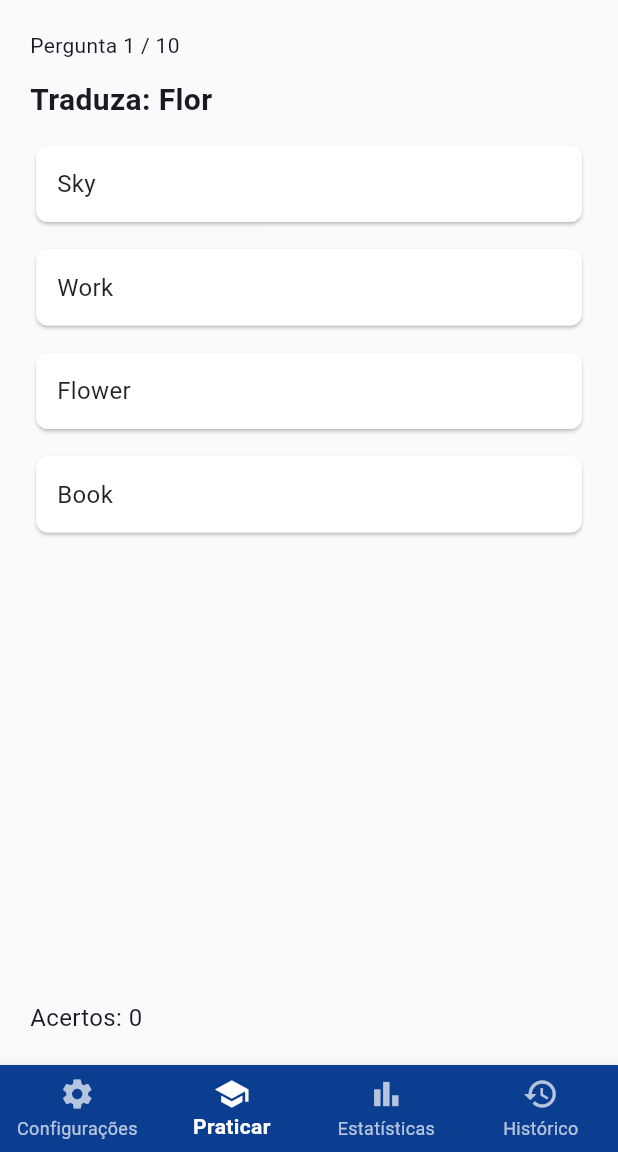
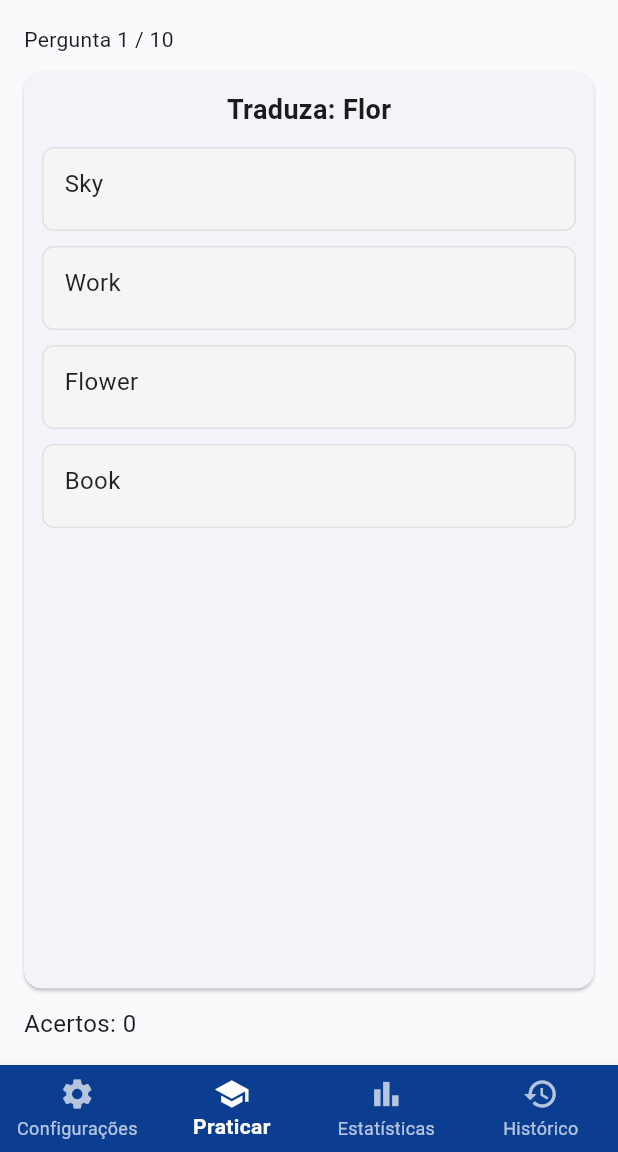
Before and after one commit to alexandresantosrn/flutter-app-project, a Flutter app: the screen it shows after launch, item 2 of the bottom bar chosen, on a phone screen of 412 x 824 dp, the part 84-1236 px from its top. Run offline on Flutter 3.47's test engine with Material 3 defaults, Android fonts, the phone set to English and light mode, and no system bars; our stand-ins replace logger, shared_preferences, sqflite; accounts and stored records are empty.

Commit message:
fixing horizontal view.

```diff
--- a/flutter_app_project/lib/pages/practice_page.dart
+++ b/flutter_app_project/lib/pages/practice_page.dart
@@ -197,17 +197,20 @@ class _PracticePageState extends State<PracticePage> {
       final pct = _scorePercent();
       return Center(
         child: Padding(
-          padding: const EdgeInsets.symmetric(horizontal: 28.0),
+          padding: const EdgeInsets.symmetric(horizontal: 24.0),
           child: Column(
             mainAxisSize: MainAxisSize.min,
             children: [
               Text('Fim do Quiz',
                   style: Theme.of(context).textTheme.headlineSmall),
               const SizedBox(height: 12),
-              Text(
-                  'Você acertou $_correct de ${_sessionQuestions.length} (${pct.toStringAsFixed(1)}%)',
+              Text('Você acertou $_correct de ${_sessionQuestions.length}',
                   style: const TextStyle(fontSize: 18)),
-              const SizedBox(height: 18),
+              const SizedBox(height: 8),
+              Text('Percentual: ${pct.toStringAsFixed(1)}%',
+                  style: const TextStyle(
+                      fontSize: 20, fontWeight: FontWeight.w600)),
+              const SizedBox(height: 16),
               ElevatedButton(
                   onPressed: _restart, child: const Text('Recomeçar')),
             ],
@@ -235,31 +238,87 @@ class _PracticePageState extends State<PracticePage> {
     final options = _buildOptionsForCurrent();
     final correctIndex = _correctIndexCache[_currentIndex];
 
-    return Padding(
-      padding: const EdgeInsets.all(20.0),
-      child: Column(
+    return LayoutBuilder(
+      builder: (context, constraints) {
+        final mq = MediaQuery.of(context);
+        final availableHeight =
+            constraints.maxHeight - mq.padding.top - mq.padding.bottom;
+
+        // Thresholds ajustáveis:
+        const compactThreshold = 520.0; // abaixo disso usamos layout compacto
+        final isCompact = availableHeight < compactThreshold;
+
+        // altura reservada para header + footer
+        const headerApprox = 56.0;
+        const footerApprox = 44.0;
+        final reserved = headerApprox + footerApprox + 32.0; // +padding
+        // altura máxima para o QuizCard em modo compacto
+        final maxCardHeight =
+            (availableHeight - reserved).clamp(120.0, availableHeight * 0.85);
+
+        final header = Column(
+          crossAxisAlignment: CrossAxisAlignment.start,
           children: [
-          Align(
+            Text('Pergunta ${_currentIndex + 1} / ${_sessionQuestions.length}',
+                style: const TextStyle(fontSize: 14)),
+            const SizedBox(height: 12),
+          ],
+        );
+
+        final footer = Padding(
+          padding: const EdgeInsets.only(top: 12.0),
+          child: Align(
               alignment: Alignment.centerLeft,
-              child: Text(
-                  'Pergunta ${_currentIndex + 1} / ${_sessionQuestions.length}',
-                  style: const TextStyle(fontSize: 14))),
-          const SizedBox(height: 12),
-          QuizCard(
+              child: Text('Acertos: $_correct',
+                  style: const TextStyle(fontSize: 16))),
+        );
+
+        final quizCard = QuizCard(
           portuguese: q.portuguese,
           options: options,
           selectedIndex: _selectedOptionIndex,
           correctIndex: _selectedOptionIndex == null ? null : correctIndex,
           enabled: _selectedOptionIndex == null,
           onOptionSelected: _onOptionSelected,
+        );
+
+        if (isCompact) {
+          // modo compacto: não usar Expanded; limitar altura do card e permitir rolagem da página
+          return SafeArea(
+            child: SingleChildScrollView(
+              child: Padding(
+                padding: const EdgeInsets.all(16),
+                child: Column(
+                  crossAxisAlignment: CrossAxisAlignment.start,
+                  children: [
+                    header,
+                    ConstrainedBox(
+                      constraints: BoxConstraints(maxHeight: maxCardHeight),
+                      child: quizCard,
                     ),
-          const Spacer(),
-          Align(
-              alignment: Alignment.centerLeft,
-              child: Text('Acertos: $_correct',
-                  style: const TextStyle(fontSize: 16))),
+                    footer,
                   ],
+                ),
+              ),
+            ),
+          );
+        } else {
+          // modo normal: usar Expanded para que o card ocupe o espaço restante
+          return SafeArea(
+            child: Padding(
+              padding: const EdgeInsets.all(16),
+              child: Column(
+                crossAxisAlignment: CrossAxisAlignment.start,
+                children: [
+                  header,
+                  Expanded(child: quizCard),
+                  footer,
+                ],
+              ),
             ),
           );
         }
+      },
+    );
   }
+}
--- a/flutter_app_project/lib/utils/option_card.dart
+++ b/flutter_app_project/lib/utils/option_card.dart
@@ -20,40 +20,41 @@ class OptionCard extends StatelessWidget {
 
   @override
   Widget build(BuildContext context) {
-    // determina cores com contraste adequado
-    final Color bg;
-    final Color fg;
-    if (!showFeedback) {
-      bg = Colors.white;
-      fg = Colors.black87;
-    } else if (isCorrect) {
-      bg = Colors.green.shade600;
-      fg = Colors.white;
-    } else if (isSelected && !isCorrect) {
-      bg = Colors.red.shade600;
-      fg = Colors.white;
+    Color bg;
+    Color fg = Colors.black87;
+    if (showFeedback) {
+      if (isCorrect) {
+        bg = Colors.green.shade600;
+        fg = Colors.white;
+      } else if (isSelected) {
+        bg = Colors.red.shade600;
+        fg = Colors.white;
+      } else {
+        bg = Colors.grey.shade200;
+      }
     } else {
-      bg = Colors.white;
-      fg = Colors.black87;
+      bg = Colors.grey.shade100;
     }
 
-    return Card(
-      elevation: 1,
-      shape: RoundedRectangleBorder(borderRadius: BorderRadius.circular(8)),
+    return Material(
+      color: Colors.transparent,
       child: InkWell(
+        onTap: onTap,
         borderRadius: BorderRadius.circular(8),
-        onTap: onTap,
         child: Container(
           width: double.infinity,
-          padding: const EdgeInsets.symmetric(horizontal: 14, vertical: 14),
+          constraints: const BoxConstraints(minHeight: 56),
+          padding: const EdgeInsets.symmetric(horizontal: 14, vertical: 12),
           decoration: BoxDecoration(
             color: bg,
             borderRadius: BorderRadius.circular(8),
+            border: Border.all(color: Colors.grey.shade300),
           ),
           child: Text(
             text,
             style: TextStyle(fontSize: 16, color: fg),
-            textAlign: TextAlign.left,
+            softWrap: true,
+            overflow: TextOverflow.visible,
           ),
         ),
       ),
--- a/flutter_app_project/lib/utils/quiz_card.dart
+++ b/flutter_app_project/lib/utils/quiz_card.dart
@@ -1,11 +1,9 @@
 import 'package:flutter/material.dart';
 import 'option_card.dart';
 
-/// Widget que exibe a questão (palavra em português) e 4 opções na língua alvo.
-/// - Opções dispostas verticalmente (um card acima do outro).
-/// - Exibe feedback de acerto (verde) / erro (vermelho) quando o usuário responde.
-/// - `selectedIndex` é o índice escolhido pelo usuário (ou null se ainda não respondeu).
-/// - `correctIndex` é o índice da opção correta (mostrado após a resposta).
+/// Widget que exibe a questão (palavra em português) e opções na língua alvo.
+/// Ajustes: usa LayoutBuilder para detectar altura disponível e usar ListView
+/// quando o pai providencia um limite (evita overflow). Texto das opções pode quebrar.
 class QuizCard extends StatelessWidget {
   final String portuguese;
   final List<String> options; // 4 opções na língua alvo
@@ -28,19 +26,52 @@ class QuizCard extends StatelessWidget {
 
   @override
   Widget build(BuildContext context) {
-    return Column(
+    return Card(
+      margin: EdgeInsets.zero,
+      child: Padding(
+        padding: const EdgeInsets.all(12.0),
+        child: LayoutBuilder(builder: (context, constraints) {
+          final hasBoundedHeight = constraints.maxHeight.isFinite;
+          final question = Column(
             crossAxisAlignment: CrossAxisAlignment.start,
             children: [
               Text(
                 'Traduza: $portuguese',
-          style: const TextStyle(fontSize: 20, fontWeight: FontWeight.w600),
+                style:
+                    const TextStyle(fontSize: 18, fontWeight: FontWeight.w600),
               ),
               const SizedBox(height: 12),
-        // opções empilhadas verticalmente com espaçamento
-        Column(
+            ],
+          );
+
+          final optionsList = hasBoundedHeight
+              // quando altura é limitada, usamos ListView para scroll interno e comportamento robusto
+              ? ListView.separated(
+                  physics: const ClampingScrollPhysics(),
+                  itemCount: options.length,
+                  separatorBuilder: (_, __) => const SizedBox(height: 10),
+                  itemBuilder: (context, index) {
+                    final isSelected = selectedIndex == index;
+                    final isCorrect =
+                        correctIndex != null && correctIndex == index;
+                    return OptionCard(
+                      text: options[index],
+                      onTap: (enabled && selectedIndex == null)
+                          ? () => onOptionSelected(index)
+                          : null,
+                      showFeedback: _showFeedback,
+                      isCorrect: isCorrect,
+                      isSelected: isSelected,
+                    );
+                  },
+                )
+              // quando altura não limitada, usamos Column + SingleChildScrollView interno (evita ListView sem limite)
+              : SingleChildScrollView(
+                  child: Column(
                     children: List.generate(options.length, (index) {
                       final isSelected = selectedIndex == index;
-            final isCorrect = correctIndex != null && correctIndex == index;
+                      final isCorrect =
+                          correctIndex != null && correctIndex == index;
                       return Padding(
                         padding: const EdgeInsets.only(bottom: 10.0),
                         child: OptionCard(
@@ -55,7 +86,17 @@ class QuizCard extends StatelessWidget {
                       );
                     }),
                   ),
+                );
+
+          return Column(
+            children: [
+              question,
+              // se houver limite de altura, o ListView ocupa o restante; caso contrário, optionsList já cuida do tamanho.
+              hasBoundedHeight ? Expanded(child: optionsList) : optionsList,
             ],
+          );
+        }),
+      ),
     );
   }
 }
```
Lines whose indentation alone changed are shown as unchanged.
